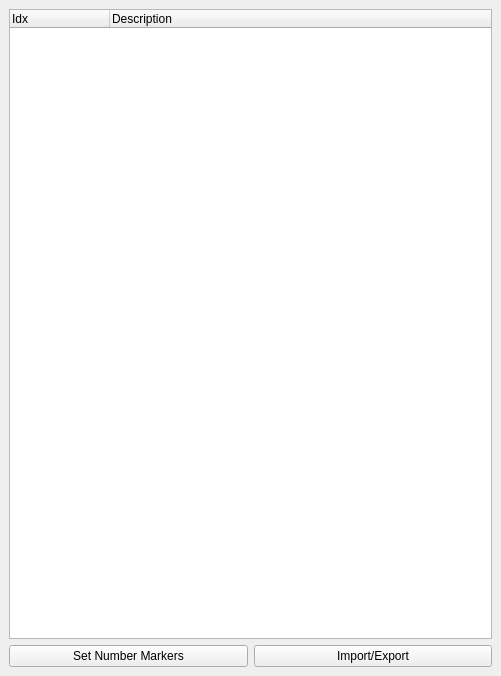
Before: the Qt Designer form src/ui/ui-files/PointsDockWidget.ui in XROMMPackages/xmalab, drawn with Qt 5.
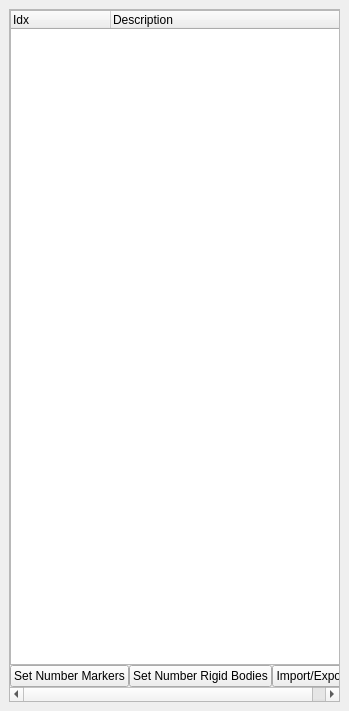
After: the same form once the commit is applied. Custom widgets are drawn as their Qt base class.

```diff
--- a/src/ui/ui-files/PointsDockWidget.ui
+++ b/src/ui/ui-files/PointsDockWidget.ui
@@ -6,16 +6,40 @@
    <rect>
     <x>0</x>
     <y>0</y>
-    <width>501</width>
-    <height>676</height>
+    <width>349</width>
+    <height>711</height>
    </rect>
   </property>
+  <property name="features">
+   <set>QDockWidget::DockWidgetFloatable|QDockWidget::DockWidgetMovable</set>
+  </property>
   <property name="windowTitle">
    <string>Points</string>
   </property>
   <widget class="QWidget" name="dockWidgetContents">
    <layout class="QGridLayout" name="gridLayout_2">
-    <item row="0" column="0" colspan="2">
+    <item row="0" column="0">
+     <widget class="QScrollArea" name="scrollArea">
+      <property name="widgetResizable">
+       <bool>true</bool>
+      </property>
+      <widget class="QWidget" name="scrollAreaWidgetContents">
+       <property name="geometry">
+        <rect>
+         <x>0</x>
+         <y>0</y>
+         <width>329</width>
+         <height>669</height>
+        </rect>
+       </property>
+       <layout class="QGridLayout" name="gridLayout">
+        <property name="margin">
+         <number>0</number>
+        </property>
+        <property name="spacing">
+         <number>0</number>
+        </property>
+        <item row="0" column="0" colspan="3">
      <widget class="xma::MarkerTreeWidget" name="treeWidgetPoints">
       <property name="editTriggers">
        <set>QAbstractItemView::EditKeyPressed</set>
@@ -64,10 +88,21 @@
      </widget>
     </item>
     <item row="1" column="1">
+         <widget class="QPushButton" name="pushButtonSetNumberRigidBodies">
+          <property name="text">
+           <string>Set Number Rigid Bodies</string>
+          </property>
+         </widget>
+        </item>
+        <item row="1" column="2">
      <widget class="QPushButton" name="pushButtonImportExport">
       <property name="text">
        <string>Import/Export</string>
       </property>
+         </widget>
+        </item>
+       </layout>
+      </widget>
      </widget>
     </item>
    </layout>
```
Lines whose indentation alone changed are shown as unchanged.
